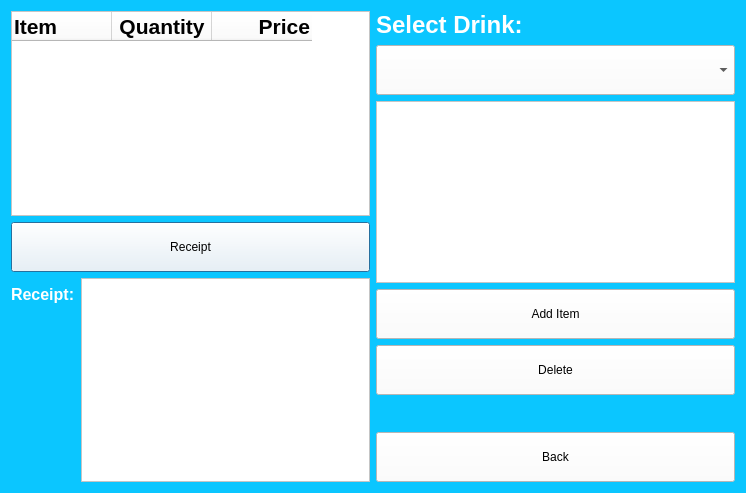
First picture: the form in src/naruci.ui, repository stemil01/expresso, before the edit.
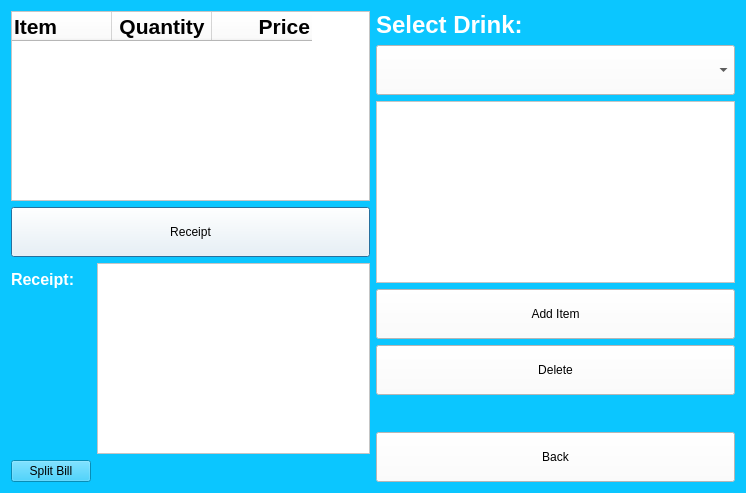
Second picture: the form after the edit.

Commit message: Dorada: split bill

The edit to the form file:
```diff
--- a/src/naruci.ui
+++ b/src/naruci.ui
@@ -127,6 +127,13 @@
            </property>
           </widget>
          </item>
+         <item row="1" column="0">
+          <widget class="QPushButton" name="pbSplitBillOrderDialog">
+           <property name="text">
+            <string>Split Bill</string>
+           </property>
+          </widget>
+         </item>
         </layout>
        </item>
       </layout>
```
The commit also changes 7 other files.
